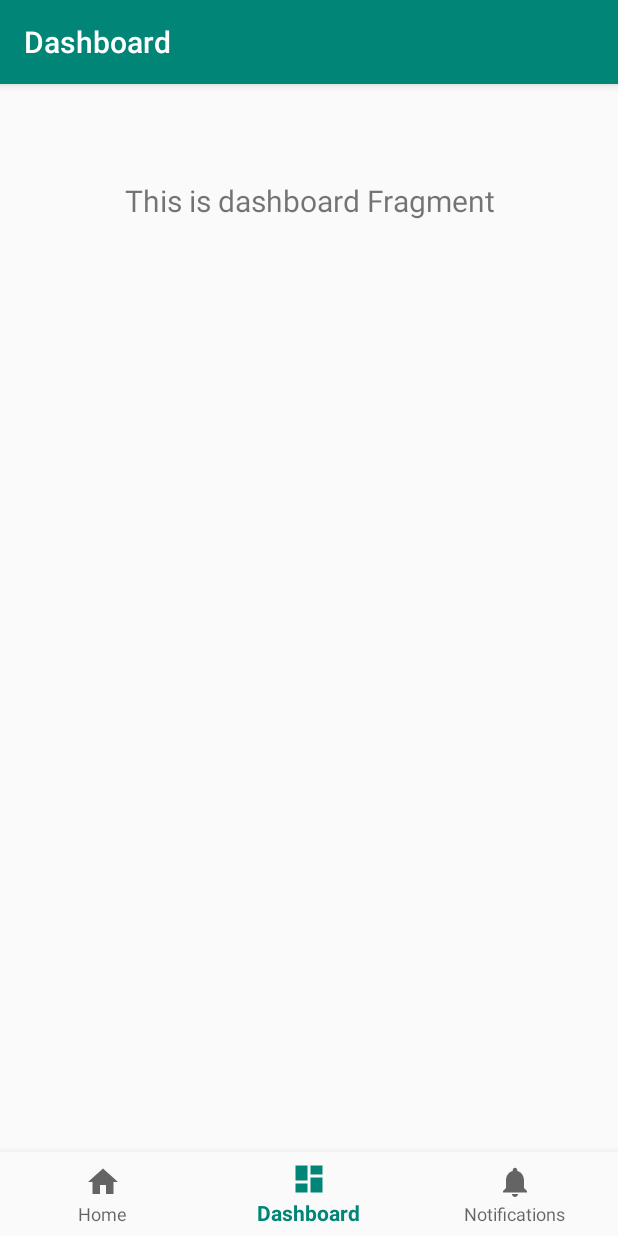
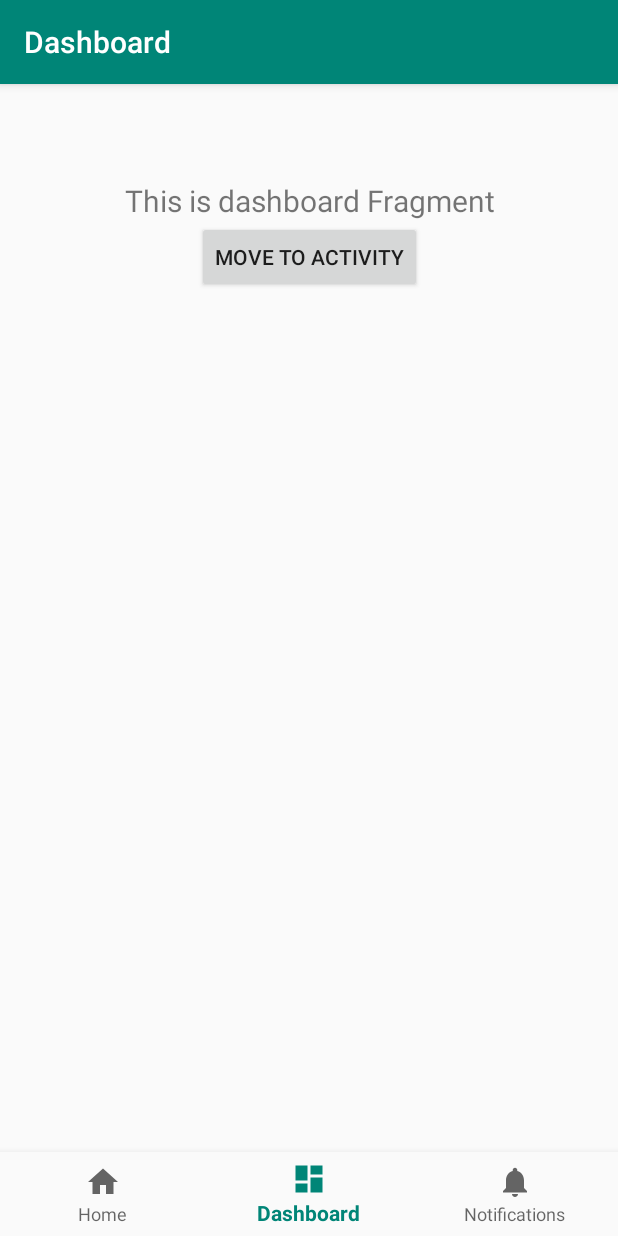
Before and after one commit to ticktakclock/BottomNavigationSample, an Android app: the DashboardFragment screen opened through its navigation route, on a phone screen of 412 x 824 dp. Run offline under Robolectric (Android 15) with nearby library versions, the phone set to English and light mode, and no system bars; our stand-ins replace navigation-ui.

Commit message:
Add activity transition

```diff
--- a/app/build.gradle
+++ b/app/build.gradle
@@ -25,7 +25,7 @@ android {
 
 dependencies {
     implementation fileTree(dir: 'libs', include: ['*.jar'])
-    implementation"org.jetbrains.kotlin:kotlin-stdlib-jdk7:$kotlin_version"
+    implementation "org.jetbrains.kotlin:kotlin-stdlib-jdk7:$kotlin_version"
     implementation 'androidx.appcompat:appcompat:1.0.2'
     implementation 'androidx.core:core-ktx:1.0.2'
     implementation 'com.google.android.material:material:1.0.0'
--- a/app/src/main/AndroidManifest.xml
+++ b/app/src/main/AndroidManifest.xml
@@ -9,6 +9,7 @@
         android:roundIcon="@mipmap/ic_launcher_round"
         android:supportsRtl="true"
         android:theme="@style/AppTheme">
+        <activity android:name=".SubActivity"></activity>
         <activity
             android:name=".MainActivity"
             android:label="@string/app_name">
--- a/app/src/main/java/com/github/ticktakclock/bottomnavigationsample/ui/dashboard/DashboardFragment.kt
+++ b/app/src/main/java/com/github/ticktakclock/bottomnavigationsample/ui/dashboard/DashboardFragment.kt
@@ -4,10 +4,12 @@ import android.os.Bundle
 import android.view.LayoutInflater
 import android.view.View
 import android.view.ViewGroup
+import android.widget.Button
 import android.widget.TextView
 import androidx.fragment.app.Fragment
 import androidx.lifecycle.Observer
 import androidx.lifecycle.ViewModelProviders
+import androidx.navigation.fragment.findNavController
 import com.github.ticktakclock.bottomnavigationsample.R
 
 class DashboardFragment : Fragment() {
@@ -26,6 +28,10 @@ class DashboardFragment : Fragment() {
         dashboardViewModel.text.observe(this, Observer {
             textView.text = it
         })
+        val button: Button = root.findViewById(R.id.button)
+        button.setOnClickListener {
+            findNavController().navigate(R.id.action_navigation_dashboard_to_navigation_sub)
+        }
         return root
     }
 }
--- a/app/src/main/res/layout/fragment_dashboard.xml
+++ b/app/src/main/res/layout/fragment_dashboard.xml
@@ -16,4 +16,13 @@
         app:layout_constraintEnd_toEndOf="parent"
         app:layout_constraintStart_toStartOf="parent"
         app:layout_constraintTop_toTopOf="parent" />
+
+    <Button
+        android:id="@+id/button"
+        android:layout_width="wrap_content"
+        android:layout_height="wrap_content"
+        android:text="@string/dashboard_button_transition"
+        app:layout_constraintEnd_toEndOf="parent"
+        app:layout_constraintStart_toStartOf="parent"
+        app:layout_constraintTop_toBottomOf="@+id/text_dashboard" />
 </androidx.constraintlayout.widget.ConstraintLayout>
--- a/app/src/main/res/layout/fragment_home.xml
+++ b/app/src/main/res/layout/fragment_home.xml
@@ -23,7 +23,7 @@
         android:id="@+id/button"
         android:layout_width="wrap_content"
         android:layout_height="wrap_content"
-        android:text="Button"
+        android:text="@string/home_button_transition"
         app:layout_constraintEnd_toEndOf="parent"
         app:layout_constraintStart_toStartOf="parent"
         app:layout_constraintTop_toBottomOf="@+id/text_home" />
--- a/app/src/main/res/navigation/mobile_navigation.xml
+++ b/app/src/main/res/navigation/mobile_navigation.xml
@@ -23,11 +23,25 @@
         android:id="@+id/navigation_dashboard"
         android:name="com.github.ticktakclock.bottomnavigationsample.ui.dashboard.DashboardFragment"
         android:label="@string/title_dashboard"
-        tools:layout="@layout/fragment_dashboard" />
+        tools:layout="@layout/fragment_dashboard">
+        <action
+            android:id="@+id/action_navigation_dashboard_to_navigation_sub"
+            app:destination="@id/navigation_sub"
+            app:enterAnim="@anim/nav_default_enter_anim"
+            app:exitAnim="@anim/nav_default_exit_anim"
+            app:popEnterAnim="@anim/nav_default_pop_enter_anim"
+            app:popExitAnim="@anim/nav_default_pop_exit_anim" />
+    </fragment>
 
     <fragment
         android:id="@+id/navigation_notifications"
         android:name="com.github.ticktakclock.bottomnavigationsample.ui.notifications.NotificationsFragment"
         android:label="@string/title_notifications"
         tools:layout="@layout/fragment_notifications" />
+
+    <activity
+        android:id="@+id/navigation_sub"
+        android:name="com.github.ticktakclock.bottomnavigationsample.SubActivity"
+        android:label="@string/title_sub"
+        tools:layout="@layout/activity_sub" />
 </navigation>
--- a/app/src/main/res/values/strings.xml
+++ b/app/src/main/res/values/strings.xml
@@ -3,4 +3,7 @@
     <string name="title_home">Home</string>
     <string name="title_dashboard">Dashboard</string>
     <string name="title_notifications">Notifications</string>
+    <string name="title_sub">Sub</string>
+    <string name="home_button_transition">Move to Dashboard</string>
+    <string name="dashboard_button_transition">Move to Activity</string>
 </resources>
```
Also changed, not shown: app/src/main/java/com/github/ticktakclock/bottomnavigationsample/SubActivity.kt (added, +12 -0 lines), app/src/main/res/layout/activity_sub.xml (added, +8 -0 lines).
